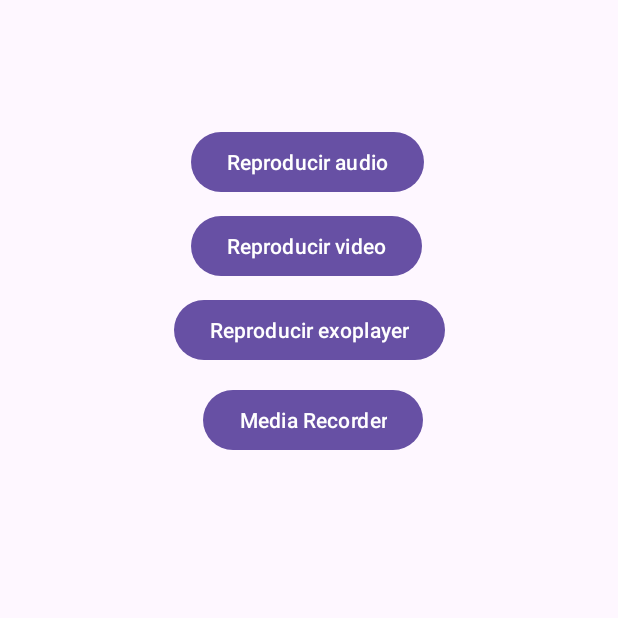
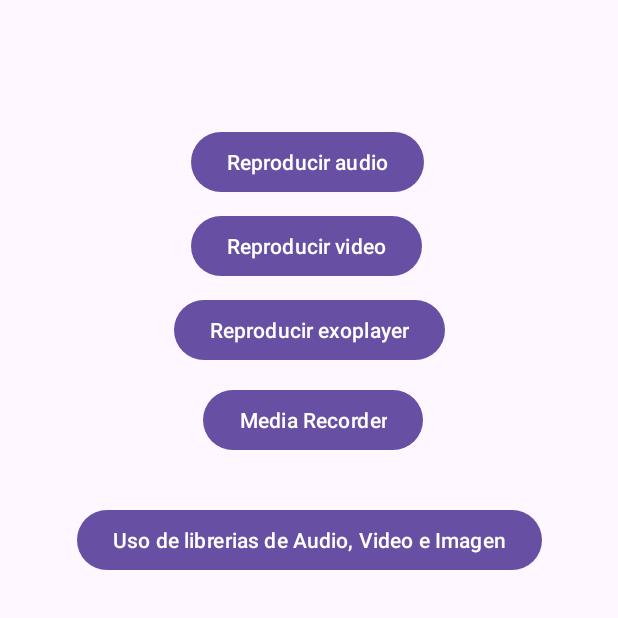
Before and after one commit to Datakokk/modulo-DAM, an Android app: the screen it shows after launch (MainActivity), on a phone screen of 412 x 824 dp, the top half of it. Run offline under Robolectric (Android 15) with nearby library versions, the light colour scheme and no system bars.

Commit message:
PMDM: Se ha comenzado la tarea 9

```diff
--- a/PMDM/LibreriasMultimediaIntegradas/app/src/main/AndroidManifest.xml
+++ b/PMDM/LibreriasMultimediaIntegradas/app/src/main/AndroidManifest.xml
@@ -29,6 +29,7 @@
         <activity android:name=".Activity2" />
         <activity android:name=".Activity3" />
         <activity android:name=".Activity4" />
+        <activity android:name=".Activity9" />
     </application>
 
 </manifest>
--- a/PMDM/LibreriasMultimediaIntegradas/app/src/main/java/com/example/libreriasmultimediaintegradas/MainActivity.java
+++ b/PMDM/LibreriasMultimediaIntegradas/app/src/main/java/com/example/libreriasmultimediaintegradas/MainActivity.java
@@ -43,5 +43,12 @@
             Intent intent = new Intent(MainActivity.this, Activity4.class);
             startActivity(intent);
         });
+
+        // Button 9
+        Button btnLibAudioVideoImg = findViewById(R.id.btn_library_audio_video_image);
+        btnLibAudioVideoImg.setOnClickListener(v -> {
+            Intent intent = new Intent(MainActivity.this, Activity9.class);
+            startActivity(intent);
+        });
     }
 }
--- a/PMDM/LibreriasMultimediaIntegradas/app/src/main/res/layout/activity_main.xml
+++ b/PMDM/LibreriasMultimediaIntegradas/app/src/main/res/layout/activity_main.xml
@@ -1,6 +1,7 @@
 <androidx.constraintlayout.widget.ConstraintLayout
     xmlns:android="http://schemas.android.com/apk/res/android"
     xmlns:app="http://schemas.android.com/apk/res-auto"
+    xmlns:tools="http://schemas.android.com/tools"
     android:layout_width="match_parent"
     android:layout_height="match_parent">
 
@@ -47,4 +48,15 @@
         app:layout_constraintStart_toStartOf="parent"
         app:layout_constraintTop_toBottomOf="@id/btn_audio" />
 
+    <Button
+        android:id="@+id/btn_library_audio_video_image"
+        android:layout_width="wrap_content"
+        android:layout_height="wrap_content"
+        android:text="Uso de librerias de Audio, Video e Imagen"
+        app:layout_constraintTop_toBottomOf="@id/btn_media_recorder"
+        app:layout_constraintStart_toStartOf="parent"
+        app:layout_constraintEnd_toEndOf="parent"
+        android:layout_marginTop="32dp" />
+
+
 </androidx.constraintlayout.widget.ConstraintLayout>
```
Also changed, not shown: PMDM/LibreriasMultimediaIntegradas/app/src/main/java/com/example/libreriasmultimediaintegradas/Activity9.java (added, +15 -0 lines), PMDM/LibreriasMultimediaIntegradas/app/src/main/res/layout/activity_9.xml (added, +32 -0 lines).
